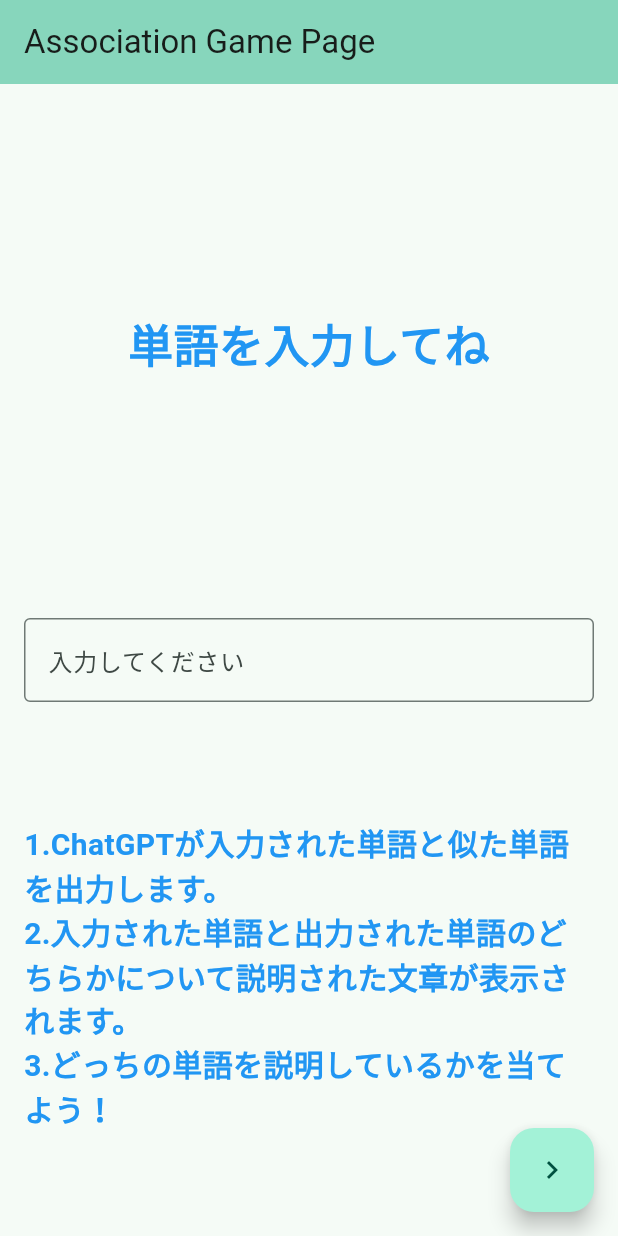
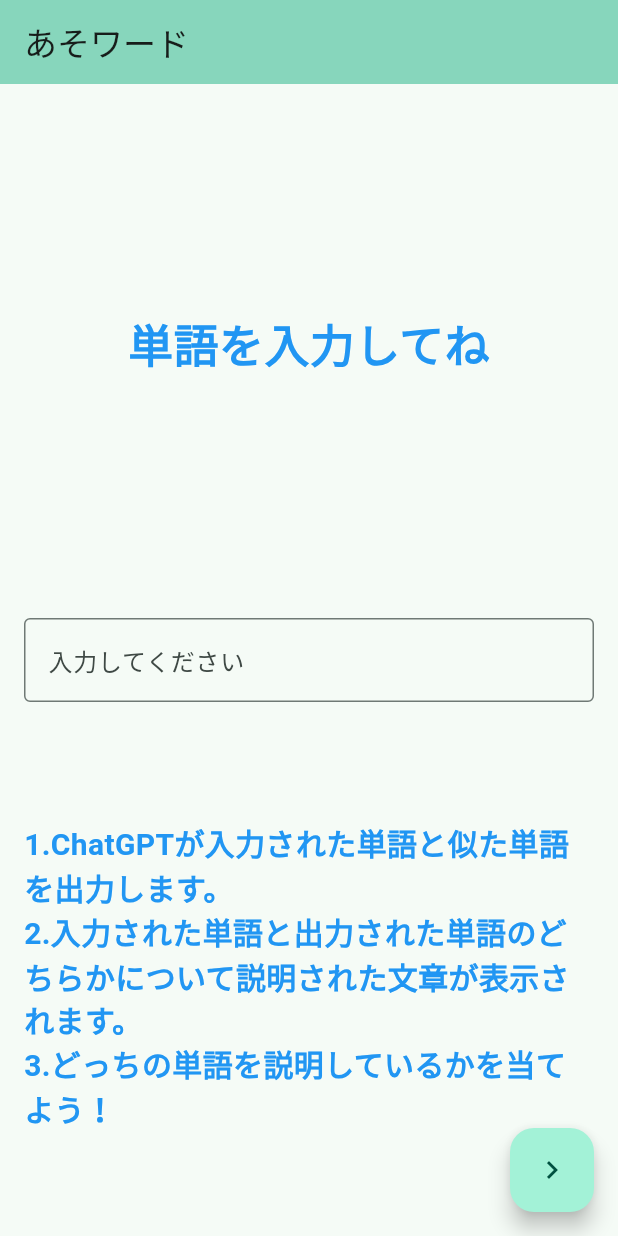
Before and after one commit to Elise3993/GPT_quiz_game, a Flutter app: the screen it shows after launch, on a phone screen of 412 x 824 dp. Run offline on Flutter 3.47's test engine with Material 2 defaults, Android fonts, the light colour scheme and no system bars; statements that could not run were skipped.

Commit message:
change title

```diff
--- a/lib/gamepage.dart
+++ b/lib/gamepage.dart
@@ -51,7 +51,7 @@ class _GamePageState extends State<GamePage> {
     return Scaffold(
       appBar: AppBar(
         backgroundColor: Theme.of(context).colorScheme.inversePrimary,
-        title: const Text('Game Page'),
+        title: const Text('あそワード'),
       ),
       body: Padding(
         padding: const EdgeInsets.all(16.0),
--- a/lib/main.dart
+++ b/lib/main.dart
@@ -23,7 +23,7 @@ class MyApp extends StatelessWidget {
               seedColor: const Color.fromARGB(255, 57, 162, 134)),
           useMaterial3: true,
         ),
-        home: const MyHomePage(title: 'Association Game Page'));
+        home: const MyHomePage(title: 'あそワード'));
   }
 }
 
--- a/lib/resultpage.dart
+++ b/lib/resultpage.dart
@@ -27,7 +27,7 @@ class _ResultPageState extends State<ResultPage> {
       appBar: AppBar(
         // automaticallyImplyLeading: false,
         backgroundColor: Theme.of(context).colorScheme.inversePrimary,
-        title: const Text('Result Page'),
+        title: const Text('あそワード'),
       ),
       body: Padding(
         padding: const EdgeInsets.all(16.0),
```
